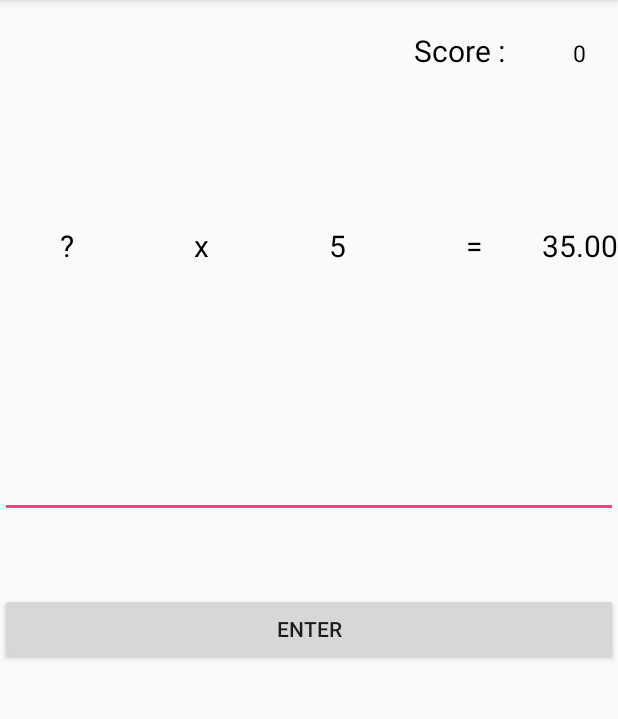
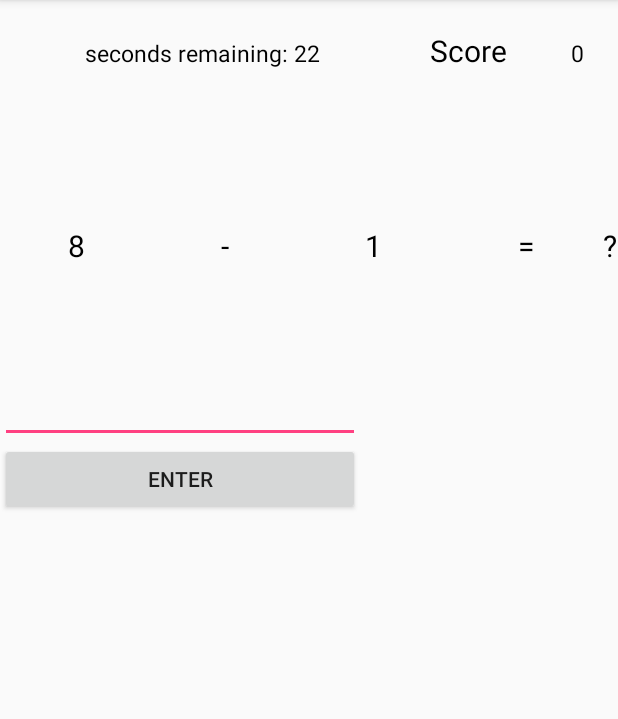
Before and after one commit to dtytomi/Numbers-Game, an Android app: the screen it shows after launch (NumbersGame), on a phone screen of 412 x 824 dp, the part 84-803 px from its top. Run offline under Robolectric (Android 15) with nearby library versions, the phone set to English and light mode, and no system bars.

```diff
--- a/app/src/main/AndroidManifest.xml
+++ b/app/src/main/AndroidManifest.xml
@@ -8,7 +8,8 @@
         android:label="@string/app_name"
         android:supportsRtl="true"
         android:theme="@style/AppTheme">
-        <activity android:name=".NumbersGame">
+        <activity android:name=".NumbersGame"
+            android:screenOrientation="portrait">
             <intent-filter>
                 <action android:name="android.intent.action.MAIN"/>
 
@@ -16,5 +17,5 @@
             </intent-filter>
         </activity>
     </application>
-
+ // POWERED BY TOMIX
 </manifest>
--- a/app/src/main/java/com/example/oo162802/numbersgame/NumbersGame.java
+++ b/app/src/main/java/com/example/oo162802/numbersgame/NumbersGame.java
@@ -1,12 +1,14 @@
 package com.example.oo162802.numbersgame;
 
 import android.content.DialogInterface;
+import android.os.CountDownTimer;
 import android.support.v7.app.AppCompatActivity;
 import android.app.AlertDialog;
 import android.os.Bundle;
 import android.widget.EditText;
 import android.widget.Button;
 import android.view.View;
+import android.widget.Chronometer;
 import android.view.View.OnClickListener;
 import android.view.inputmethod.InputMethodManager;
 import android.widget.TextView;
@@ -17,9 +19,10 @@ import java.util.Random;
 public class NumbersGame extends AppCompatActivity {
 
     private char[] symbol = {'-','+','x','/'};
-    private int sum, score, answer, valueLeft, valueRight;
+    private int score, answer, valueLeft, valueRight;
     private boolean left = false, right = false, neutral = false;
     private double result;
+    private String level = "Beginner";
 
     private EditText userEditText;
     private TextView numberTextView1;
@@ -28,6 +31,7 @@ public class NumbersGame extends AppCompatActivity {
     private TextView symbolTextView;
     private TextView scoreTextView;
     private TextView resultTextView;
+    private Chronometer timerView;
 
     Random randomNumber = new Random();
 
@@ -43,60 +47,98 @@ public class NumbersGame extends AppCompatActivity {
         resultTextView = (TextView) findViewById(R.id.resultTextView);
         symbolTextView = (TextView) findViewById(R.id.symbolTextView);
         userEditText = (EditText) findViewById(R.id.userInputAnswer);
+        timerView = (Chronometer) findViewById(R.id.timerView);
+
 
         Button enterButton = (Button) findViewById(R.id.enterButton);
-        enterButton.setOnClickListener(enterButtonListner);
+        enterButton.setOnClickListener(enterButtonListener);
 
         score = 0;
         scoreTextView.setText(String.valueOf(score));
 
-        problem();
+       start();
+
     }
 
-   private void problem(){
+    public void start(){
+        switch (level){
+            case "Beginner": problem(9, 30000);
+                break;
+            case "Intermediate": problem(15, 45000);
+                break;
+            case "Advance": problem(19, 50000);
+                break;
+            case "Pro": problem(29, 60000);
+                break;
+        }
+    }
 
-       valueLeft = 1 + randomNumber.nextInt(10);
-       valueRight = 1 + randomNumber.nextInt(10);
+   private void problem( int numOfQuestions, final int timeLeft){
+
+       new CountDownTimer(timeLeft, 1000){
+           public void onTick(long millisUntilFinished) {
+               timerView.setText("seconds remaining: " + millisUntilFinished / 1000);
+           }
+
+           public void onFinish() {
+               timerView.setText("DONE!");
+           }
+       }.start();
+
+       int questionBandWidth = numOfQuestions;
+
+       while(numOfQuestions != 0 && timeLeft != 0 ) {
+
+           valueLeft = 1 + randomNumber.nextInt(questionBandWidth);
+           valueRight = 1 + randomNumber.nextInt(questionBandWidth);
            result = 0.0;
 
-       int randomSymbol =  randomNumber.nextInt(4);
+           int randomSymbol = randomNumber.nextInt(4);
            int questionMark = 1 + randomNumber.nextInt(5);
 
-       switch (symbol[randomSymbol]){
-           case '+' : result = valueLeft + valueRight;
+           switch (symbol[randomSymbol]) {
+               case '+':
+                   result = valueLeft + valueRight;
                    symbolTextView.setText("+");
                    break;
-           case '/' : result = valueLeft / valueRight;
+               case '/':
+                   result = valueLeft / valueRight;
                    symbolTextView.setText("/");
                    break;
-           case 'x' : result = valueLeft * valueRight;
+               case 'x':
+                   result = valueLeft * valueRight;
                    symbolTextView.setText("x");
                    break;
-           case '-' : result = valueLeft - valueRight;
+               case '-':
+                   result = valueLeft - valueRight;
                    symbolTextView.setText("-");
                    break;
            }
 
-        if(questionMark % 2 == 0) {
+           if (questionMark % 2 == 0) {
                right = true;
                numberTextView1.setText(String.valueOf(valueLeft));
                numberTextView2.setText("?");
                resultTextView.setText(String.format("%.2f", result));
            }
 
-       if(questionMark % 2 == 1) {
+           if (questionMark % 2 == 1) {
                left = true;
                numberTextView1.setText("?");
                numberTextView2.setText(String.valueOf(valueRight));
                resultTextView.setText(String.format("%.2f", result));
            }
 
-       if(questionMark % 2 == 1 && questionMark % 3 == 0) {
+           if (questionMark % 2 == 1 && questionMark % 3 == 0) {
                neutral = true;
                numberTextView1.setText(String.valueOf(valueLeft));
                numberTextView2.setText(String.valueOf(valueRight));
                resultTextView.setText("?");
            }
+
+           --numOfQuestions;
+       }
+
    }
 
     private void updateScore() {
@@ -108,14 +150,14 @@ public class NumbersGame extends AppCompatActivity {
         if(rightValue == usersInput){
             updateScore();
         }
-        else if (rightValue != usersInput ){
+        else {
                 AlertDialog.Builder builder = new AlertDialog.Builder(NumbersGame.this);
 
                 builder.setMessage("Game Over");
                 builder.setPositiveButton("Restart", new DialogInterface.OnClickListener() {
                     @Override
                     public void onClick(DialogInterface dialog, int which) {
-                        NumbersGame.this.problem();
+                        NumbersGame.this.start();
                     }
                 });
 
@@ -133,10 +175,11 @@ public class NumbersGame extends AppCompatActivity {
         }
     }
 
-    public OnClickListener enterButtonListner = new OnClickListener() {
+    public OnClickListener enterButtonListener = new OnClickListener() {
         @Override
         public void onClick(View v) {
           answer =  Integer.parseInt(userEditText.getText().toString());
+           userEditText.clearFocus();
 
           if(left){
               checkAnswer(valueLeft, answer);
--- a/app/src/main/res/layout/activity_main.xml
+++ b/app/src/main/res/layout/activity_main.xml
@@ -7,13 +7,21 @@
     <TableLayout
         android:layout_width="match_parent"
         android:layout_height="@dimen/topTableLayout_height"
-        android:stretchColumns="1,2,3,4"
+        android:stretchColumns="1,2,3,4,5"
         android:padding="20dp">
 
         <TableRow
             android:layout_width="wrap_content"
             android:layout_height="match_parent"
             android:id="@+id/scoreTableRow">
+
+            <Chronometer
+                android:layout_width="wrap_content"
+                android:layout_height="wrap_content"
+                android:id="@+id/timerView"
+                android:layout_column="2"
+                android:textColor="#000"
+                android:textSize="@dimen/scoreValue"/>
 
             <TextView
                 android:layout_width="wrap_content"
@@ -30,7 +38,7 @@
                 android:layout_height="wrap_content"
                 android:text="New Text"
                 android:id="@+id/scoreTextView1"
-                android:layout_column="5"
+                android:layout_column="6"
                 android:textSize="@dimen/scoreValue"
                 android:textColor="@color/scoreColor"/>
 
@@ -103,22 +111,33 @@
 
     <TableLayout
         android:layout_width="match_parent"
-        android:layout_height="250dp">
+        android:layout_height="250dp"
+        android:stretchColumns="1,2,3">
+
+        <TableRow
+            android:layout_width="match_parent"
+            android:layout_height="match_parent">
 
             <EditText
                 android:layout_width="240dp"
                 android:layout_height="wrap_content"
                 android:inputType="number"
                 android:ems="10"
-            android:id="@+id/userInputAnswer"
-            android:layout_marginTop="50dp"/>
+                android:id="@+id/userInputAnswer"/>
+
+        </TableRow>
+
+        <TableRow
+            android:layout_width="match_parent"
+            android:layout_height="match_parent">
 
             <Button
                 android:layout_width="206dp"
                 android:layout_height="wrap_content"
-            android:text="Enter"
+                android:text="@string/enterButton"
                 android:id="@+id/enterButton"
-            android:layout_marginTop="50dp"/>
+                android:layout_column="0"/>
+        </TableRow>
 
     </TableLayout>
 
--- a/app/src/main/res/values/strings.xml
+++ b/app/src/main/res/values/strings.xml
@@ -3,4 +3,6 @@
     <string name="score">Score :</string>
     <string name="equal">=</string>
     <string name="signSymbol">+</string>
+    <string name="timeLeft">Time Remaining</string>
+    <string name="enterButton">Enter</string>
 </resources>
```
Lines whose indentation alone changed are shown as unchanged.
